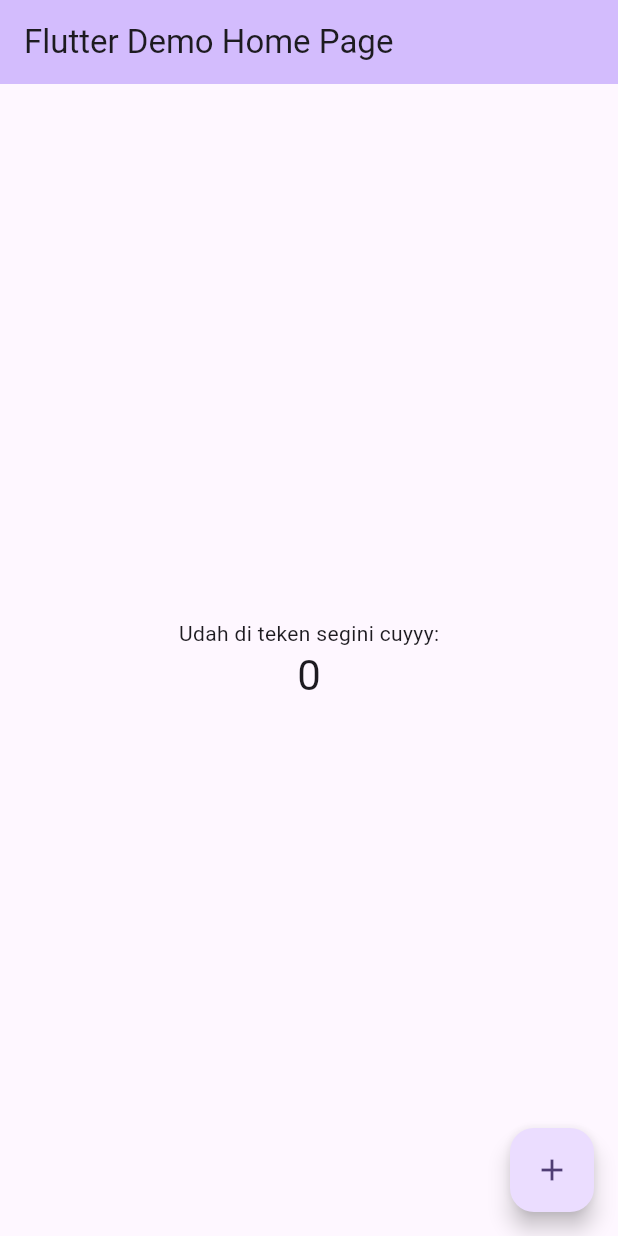
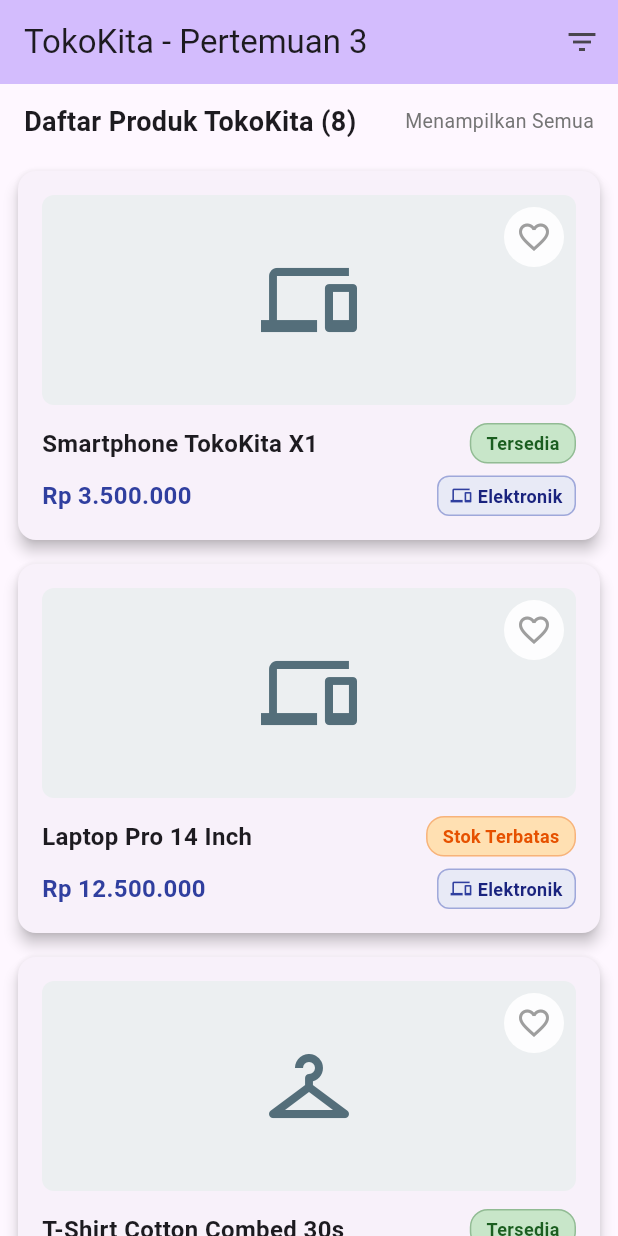
Before and after one commit to resepbakwanjagung/Pemrograman-Sistem-Mobile, a Flutter app: the screen it shows after launch, on a phone screen of 412 x 824 dp. Run offline on Flutter 3.47's test engine with Material 3 defaults, Android fonts, the phone set to English and light mode, and no system bars.

Commit message:
pertemuan 3

```diff
--- a/lib/main.dart
+++ b/lib/main.dart
@@ -1,4 +1,6 @@
 import 'package:flutter/material.dart';
+import 'models/product.dart';
+import 'widgets/product_card.dart';
 
 void main() {
   runApp(const MyApp());
@@ -7,115 +9,82 @@ void main() {
 class MyApp extends StatelessWidget {
   const MyApp({super.key});
 
-  // This widget is the root of your application.
   @override
   Widget build(BuildContext context) {
     return MaterialApp(
-      title: 'Flutter Demo',
+      title: 'TokoKita - Pertemuan 3',
+      debugShowCheckedModeBanner: false,
       theme: ThemeData(
-        // This is the theme of your application.
-        //
-        // TRY THIS: Try running your application with "flutter run". You'll see
-        // the application has a purple toolbar. Then, without quitting the app,
-        // try changing the seedColor in the colorScheme below to Colors.green
-        // and then invoke "hot reload" (save your changes or press the "hot
-        // reload" button in a Flutter-supported IDE, or press "r" if you used
-        // the command line to start the app).
-        //
-        // Notice that the counter didn't reset back to zero; the application
-        // state is not lost during the reload. To reset the state, use hot
-        // restart instead.
-        //
-        // This works for code too, not just values: Most code changes can be
-        // tested with just a hot reload.
-        colorScheme: .fromSeed(seedColor: Colors.deepPurple),
+        colorScheme: ColorScheme.fromSeed(seedColor: Colors.deepPurple),
+        useMaterial3: true,
       ),
-      home: const MyHomePage(title: 'Flutter Demo Home Page'),
+      home: const TokoKitaHomePage(),
     );
   }
 }
 
-class MyHomePage extends StatefulWidget {
-  const MyHomePage({super.key, required this.title});
-
-  // This widget is the home page of your application. It is stateful, meaning
-  // that it has a State object (defined below) that contains fields that affect
-  // how it looks.
-
-  // This class is the configuration for the state. It holds the values (in this
-  // case the title) provided by the parent (in this case the App widget) and
-  // used by the build method of the State. Fields in a Widget subclass are
-  // always marked "final".
-
-  final String title;
+class TokoKitaHomePage extends StatefulWidget {
+  const TokoKitaHomePage({super.key});
 
   @override
-  State<MyHomePage> createState() => _MyHomePageState();
+  State<TokoKitaHomePage> createState() => _TokoKitaHomePageState();
 }
 
-class _MyHomePageState extends State<MyHomePage> {
-  int _counter = 0;
-
-  void _incrementCounter() {
-    setState(() {
-      // This call to setState tells the Flutter framework that something has
-      // changed in this State, which causes it to rerun the build method below
-      // so that the display can reflect the updated values. If we changed
-      // _counter without calling setState(), then the build method would not be
-      // called again, and so nothing would appear to happen.
-      _counter++;
-    });
-  }
+class _TokoKitaHomePageState extends State<TokoKitaHomePage> {
+  bool _showAll = true;
 
   @override
   Widget build(BuildContext context) {
-    // This method is rerun every time setState is called, for instance as done
-    // by the _incrementCounter method above.
-    //
-    // The Flutter framework has been optimized to make rerunning build methods
-    // fast, so that you can just rebuild anything that needs updating rather
-    // than having to individually change instances of widgets.
+    final productsToDisplay = _showAll ? dummyProducts : dummyProducts.take(3).toList();
+
     return Scaffold(
       appBar: AppBar(
-        // TRY THIS: Try changing the color here to a specific color (to
-        // Colors.amber, perhaps?) and trigger a hot reload to see the AppBar
-        // change color while the other colors stay the same.
+        title: const Text('TokoKita - Pertemuan 3'),
         backgroundColor: Theme.of(context).colorScheme.inversePrimary,
-        // Here we take the value from the MyHomePage object that was created by
-        // the App.build method, and use it to set our appbar title.
-        title: Text(widget.title),
+        actions: [
+          IconButton(
+            icon: Icon(_showAll ? Icons.filter_list : Icons.filter_list_off),
+            tooltip: 'Toggle Filter Produk (Pengujian Lifecycle Dispose)',
+            onPressed: () {
+              setState(() {
+                _showAll = !_showAll;
+              });
+            },
+          ),
+        ],
       ),
-      body: Center(
-        // Center is a layout widget. It takes a single child and positions it
-        // in the middle of the parent.
-        child: Column(
-          // Column is also a layout widget. It takes a list of children and
-          // arranges them vertically. By default, it sizes itself to fit its
-          // children horizontally, and tries to be as tall as its parent.
-          //
-          // Column has various properties to control how it sizes itself and
-          // how it positions its children. Here we use mainAxisAlignment to
-          // center the children vertically; the main axis here is the vertical
-          // axis because Columns are vertical (the cross axis would be
-          // horizontal).
-          //
-          // TRY THIS: Invoke "debug painting" (choose the "Toggle Debug Paint"
-          // action in the IDE, or press "p" in the console), to see the
-          // wireframe for each widget.
-          mainAxisAlignment: .center,
-          children: [
-            const Text('Udah di teken segini cuyyy:'),
-            Text(
-              '$_counter',
-              style: Theme.of(context).textTheme.headlineMedium,
+      body: Column(
+        crossAxisAlignment: CrossAxisAlignment.start,
+        children: [
+          Padding(
+            padding: const EdgeInsets.symmetric(horizontal: 16.0, vertical: 12.0),
+            child: Row(
+              mainAxisAlignment: MainAxisAlignment.spaceBetween,
+              children: [
+                Text(
+                  'Daftar Produk TokoKita (${productsToDisplay.length})',
+                  style: const TextStyle(fontSize: 18, fontWeight: FontWeight.bold),
+                ),
+                Text(
+                  _showAll ? 'Menampilkan Semua' : 'Filter Top 3',
+                  style: TextStyle(color: Colors.grey.shade600, fontSize: 13),
+                ),
+              ],
             ),
-          ],
-        ),
-      ),
-      floatingActionButton: FloatingActionButton(
-        onPressed: _incrementCounter,
-        tooltip: 'Increment',
-        child: const Icon(Icons.add),
+          ),
+          Expanded(
+            child: ListView.builder(
+              itemCount: productsToDisplay.length,
+              itemBuilder: (context, index) {
+                final product = productsToDisplay[index];
+                return ProductCard(
+                  key: ValueKey(product.id),
+                  product: product,
+                );
+              },
+            ),
+          ),
+        ],
       ),
     );
   }
--- /dev/null
+++ b/lib/widgets/category_tag.dart
@@ -0,0 +1,55 @@
+import 'package:flutter/material.dart';
+
+/// Widget Custom pendukung baru (Tugas Mandiri 3) untuk menampilkan kategori produk
+class CategoryTag extends StatelessWidget {
+  final String category;
+
+  const CategoryTag({
+    super.key,
+    required this.category,
+  });
+
+  @override
+  Widget build(BuildContext context) {
+    return Container(
+      padding: const EdgeInsets.symmetric(horizontal: 8, vertical: 4),
+      decoration: BoxDecoration(
+        color: Colors.indigo.shade50,
+        borderRadius: BorderRadius.circular(8),
+        border: Border.all(color: Colors.indigo.shade200),
+      ),
+      child: Row(
+        mainAxisSize: MainAxisSize.min,
+        children: [
+          Icon(
+            _getCategoryIcon(category),
+            size: 14,
+            color: Colors.indigo.shade700,
+          ),
+          const SizedBox(width: 4),
+          Text(
+            category,
+            style: TextStyle(
+              fontSize: 12,
+              fontWeight: FontWeight.w600,
+              color: Colors.indigo.shade900,
+            ),
+          ),
+        ],
+      ),
+    );
+  }
+
+  IconData _getCategoryIcon(String categoryName) {
+    switch (categoryName.toLowerCase()) {
+      case 'elektronik':
+        return Icons.devices;
+      case 'fashion':
+        return Icons.checkroom;
+      case 'makanan':
+        return Icons.fastfood;
+      default:
+        return Icons.label;
+    }
+  }
+}
--- /dev/null
+++ b/lib/widgets/price_label.dart
@@ -0,0 +1,29 @@
+import 'package:flutter/material.dart';
+
+/// Widget Custom pendukung untuk menampilkan harga produk dalam format Rupiah
+class PriceLabel extends StatelessWidget {
+  final double price;
+  final TextStyle? style;
+
+  const PriceLabel({
+    super.key,
+    required this.price,
+    this.style,
+  });
+
+  @override
+  Widget build(BuildContext context) {
+    // Format nominal ke angka berpemisah titik
+    final formattedPrice = 'Rp ${price.toStringAsFixed(0).replaceAllMapped(RegExp(r'(\d{1,3})(?=(\d{3})+(?!\d))'), (Match m) => '${m[1]}.')}';
+
+    return Text(
+      formattedPrice,
+      style: style ??
+          TextStyle(
+            fontSize: 16,
+            fontWeight: FontWeight.bold,
+            color: Colors.indigo.shade700,
+          ),
+    );
+  }
+}
--- /dev/null
+++ b/lib/widgets/product_card.dart
@@ -0,0 +1,138 @@
+import 'package:flutter/material.dart';
+import '../models/product.dart';
+import 'price_label.dart';
+import 'stock_badge.dart';
+import 'category_tag.dart';
+
+/// Langkah 2: ProductCard sebagai StatefulWidget dengan pengamatan Lifecycle
+class ProductCard extends StatefulWidget {
+  final Product product;
+
+  const ProductCard({
+    super.key,
+    required this.product,
+  });
+
+  @override
+  State<ProductCard> createState() {
+    return _ProductCardState();
+  }
+}
+
+class _ProductCardState extends State<ProductCard> {
+  bool _isFavorite = false;
+
+  @override
+  void initState() {
+    super.initState();
+    print('[ProductCard Lifecycle] initState() dipanggil untuk produk: ${widget.product.name}');
+  }
+
+  @override
+  Widget build(BuildContext context) {
+    print('[ProductCard Lifecycle] build() dipanggil untuk produk: ${widget.product.name}');
+    return Card(
+      elevation: 4,
+      margin: const EdgeInsets.symmetric(horizontal: 12, vertical: 8),
+      shape: RoundedRectangleBorder(
+        borderRadius: BorderRadius.circular(12),
+      ),
+      child: Padding(
+        padding: const EdgeInsets.all(16.0),
+        child: Column(
+          mainAxisSize: MainAxisSize.min,
+          crossAxisAlignment: CrossAxisAlignment.start,
+          children: [
+            // Gambar / Icon Placeholder & Tombol Favorit
+            Stack(
+              children: [
+                Container(
+                  height: 140,
+                  width: double.infinity,
+                  decoration: BoxDecoration(
+                    color: Colors.blueGrey.shade50,
+                    borderRadius: BorderRadius.circular(8),
+                  ),
+                  child: Center(
+                    child: Icon(
+                      _getCategoryIcon(widget.product.category),
+                      size: 64,
+                      color: Colors.blueGrey.shade600,
+                    ),
+                  ),
+                ),
+                Positioned(
+                  top: 8,
+                  right: 8,
+                  child: CircleAvatar(
+                    backgroundColor: Colors.white.withAlpha(230),
+                    child: IconButton(
+                      icon: Icon(
+                        _isFavorite ? Icons.favorite : Icons.favorite_border,
+                        color: _isFavorite ? Colors.red : Colors.grey,
+                      ),
+                      onPressed: () {
+                        setState(() {
+                          _isFavorite = !_isFavorite;
+                          print('[ProductCard State] setState() dipanggil: Favorite ${widget.product.name} = $_isFavorite');
+                        });
+                      },
+                    ),
+                  ),
+                ),
+              ],
+            ),
+            const SizedBox(height: 12),
+            // Header Row: Nama & StockBadge
+            Row(
+              mainAxisAlignment: MainAxisAlignment.spaceBetween,
+              children: [
+                Expanded(
+                  child: Text(
+                    widget.product.name,
+                    style: const TextStyle(
+                      fontSize: 16,
+                      fontWeight: FontWeight.bold,
+                    ),
+                    maxLines: 1,
+                    overflow: TextOverflow.ellipsis,
+                  ),
+                ),
+                const SizedBox(width: 8),
+                StockBadge(stock: widget.product.stock),
+              ],
+            ),
+            const SizedBox(height: 8),
+            // Footer Row: PriceLabel & CategoryTag
+            Row(
+              mainAxisAlignment: MainAxisAlignment.spaceBetween,
+              children: [
+                PriceLabel(price: widget.product.price),
+                CategoryTag(category: widget.product.category),
+              ],
+            ),
+          ],
+        ),
+      ),
+    );
+  }
+
+  @override
+  void dispose() {
+    print('[ProductCard Lifecycle] dispose() dipanggil untuk produk: ${widget.product.name}');
+    super.dispose();
+  }
+
+  IconData _getCategoryIcon(String category) {
+    switch (category.toLowerCase()) {
+      case 'elektronik':
+        return Icons.devices;
+      case 'fashion':
+        return Icons.checkroom;
+      case 'makanan':
+        return Icons.fastfood;
+      default:
+        return Icons.shopping_bag;
+    }
+  }
+}
--- /dev/null
+++ b/lib/widgets/stock_badge.dart
@@ -0,0 +1,49 @@
+import 'package:flutter/material.dart';
+
+/// Widget Custom pendukung untuk menampilkan badge status stok produk
+class StockBadge extends StatelessWidget {
+  final int stock;
+
+  const StockBadge({
+    super.key,
+    required this.stock,
+  });
+
+  String get _statusText {
+    if (stock <= 0) return 'Habis';
+    if (stock <= 5) return 'Stok Terbatas';
+    return 'Tersedia';
+  }
+
+  Color get _badgeColor {
+    if (stock <= 0) return Colors.red.shade100;
+    if (stock <= 5) return Colors.orange.shade100;
+    return Colors.green.shade100;
+  }
+
+  Color get _textColor {
+    if (stock <= 0) return Colors.red.shade900;
+    if (stock <= 5) return Colors.orange.shade900;
+    return Colors.green.shade900;
+  }
+
+  @override
+  Widget build(BuildContext context) {
+    return Container(
+      padding: const EdgeInsets.symmetric(horizontal: 10, vertical: 4),
+      decoration: BoxDecoration(
+        color: _badgeColor,
+        borderRadius: BorderRadius.circular(12),
+        border: Border.all(color: _textColor.withAlpha(80)),
+      ),
+      child: Text(
+        _statusText,
+        style: TextStyle(
+          color: _textColor,
+          fontSize: 12,
+          fontWeight: FontWeight.bold,
+        ),
+      ),
+    );
+  }
+}
```
Also changed, not shown: bin/praktikum2_main.dart (+8 -2 lines), 1 other file.
